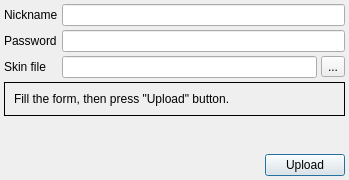
dngulin/ttyhlauncher, file skinuploaddialog.ui: the form before one commit.
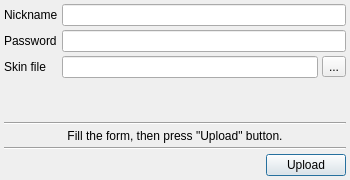
The form after the commit. Icons and pictures are not drawn.

```diff
--- a/skinuploaddialog.ui
+++ b/skinuploaddialog.ui
@@ -6,7 +6,7 @@
    <rect>
     <x>0</x>
     <y>0</y>
-    <width>349</width>
+    <width>350</width>
     <height>180</height>
    </rect>
   </property>
@@ -38,6 +38,9 @@
    </property>
    <item>
     <layout class="QGridLayout" name="formLayout">
+     <property name="spacing">
+      <number>4</number>
+     </property>
      <item row="2" column="1">
       <widget class="QLineEdit" name="pathEdit"/>
      </item>
@@ -81,25 +84,6 @@
      </item>
     </layout>
    </item>
-   <item>
-    <widget class="QFrame" name="messageFrame">
-     <property name="frameShape">
-      <enum>QFrame::Box</enum>
-     </property>
-     <property name="frameShadow">
-      <enum>QFrame::Plain</enum>
-     </property>
-     <layout class="QGridLayout" name="gridLayout_2">
-      <item row="0" column="0">
-       <widget class="QLabel" name="messageLabel">
-        <property name="text">
-         <string>Fill the form, then press &quot;Upload&quot; button.</string>
-        </property>
-       </widget>
-      </item>
-     </layout>
-    </widget>
-   </item>
    <item>
     <spacer name="verticalSpacer">
      <property name="orientation">
@@ -116,6 +100,30 @@
      </property>
     </spacer>
    </item>
+   <item>
+    <widget class="Line" name="lineTop">
+     <property name="orientation">
+      <enum>Qt::Horizontal</enum>
+     </property>
+    </widget>
+   </item>
+   <item>
+    <widget class="QLabel" name="messageLabel">
+     <property name="text">
+      <string>Fill the form, then press &quot;Upload&quot; button.</string>
+     </property>
+     <property name="alignment">
+      <set>Qt::AlignCenter</set>
+     </property>
+    </widget>
+   </item>
+   <item>
+    <widget class="Line" name="LineBot">
+     <property name="orientation">
+      <enum>Qt::Horizontal</enum>
+     </property>
+    </widget>
+   </item>
    <item>
     <layout class="QHBoxLayout" name="downLayout">
      <item>
```
Left out of the diff: 4 changed lines with no effect on the pictures.
